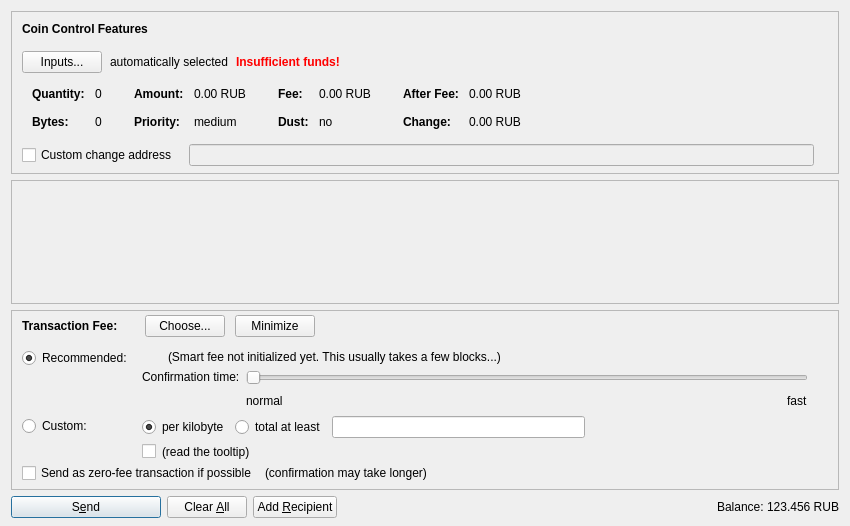
Above: src/qt/forms/sendcoinsdialog.ui from Exgibichi/cryptoruble before the change. Below: the same form after it.
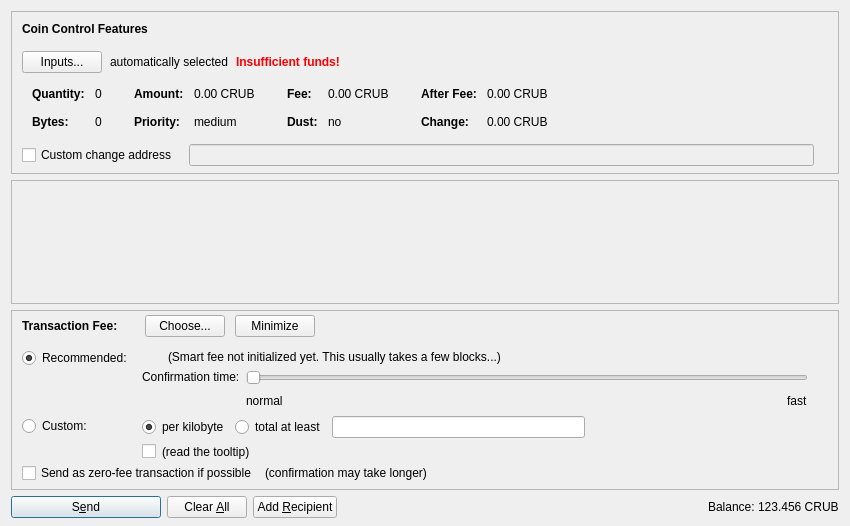
That is the form after the change. Icons and pictures are not drawn. Custom widgets are drawn as their Qt base class.

Commit message: change ticker symbol RUB->CRUB

The edit to the form file:
```diff
--- a/src/qt/forms/sendcoinsdialog.ui
+++ b/src/qt/forms/sendcoinsdialog.ui
@@ -324,7 +324,7 @@
                   <enum>Qt::ActionsContextMenu</enum>
                  </property>
                  <property name="text">
-                  <string notr="true">0.00 RUB</string>
+                  <string notr="true">0.00 CRUB</string>
                  </property>
                  <property name="textInteractionFlags">
                   <set>Qt::LinksAccessibleByMouse|Qt::TextSelectableByKeyboard|Qt::TextSelectableByMouse</set>
@@ -404,7 +404,7 @@
                   <enum>Qt::ActionsContextMenu</enum>
                  </property>
                  <property name="text">
-                  <string notr="true">0.00 RUB</string>
+                  <string notr="true">0.00 CRUB</string>
                  </property>
                  <property name="textInteractionFlags">
                   <set>Qt::LinksAccessibleByMouse|Qt::TextSelectableByKeyboard|Qt::TextSelectableByMouse</set>
@@ -484,7 +484,7 @@
                   <enum>Qt::ActionsContextMenu</enum>
                  </property>
                  <property name="text">
-                  <string notr="true">0.00 RUB</string>
+                  <string notr="true">0.00 CRUB</string>
                  </property>
                  <property name="textInteractionFlags">
                   <set>Qt::LinksAccessibleByMouse|Qt::TextSelectableByKeyboard|Qt::TextSelectableByMouse</set>
@@ -513,7 +513,7 @@
                   <enum>Qt::ActionsContextMenu</enum>
                  </property>
                  <property name="text">
-                  <string notr="true">0.00 RUB</string>
+                  <string notr="true">0.00 CRUB</string>
                  </property>
                  <property name="textInteractionFlags">
                   <set>Qt::LinksAccessibleByMouse|Qt::TextSelectableByKeyboard|Qt::TextSelectableByMouse</set>
@@ -1352,7 +1352,7 @@
           <cursorShape>IBeamCursor</cursorShape>
          </property>
          <property name="text">
-          <string notr="true">123.456 RUB</string>
+          <string notr="true">123.456 CRUB</string>
          </property>
          <property name="textInteractionFlags">
           <set>Qt::LinksAccessibleByMouse|Qt::TextSelectableByKeyboard|Qt::TextSelectableByMouse</set>
```
Left out of the diff: 4 changed lines with no effect on the pictures. The commit also changes 33 other files.
